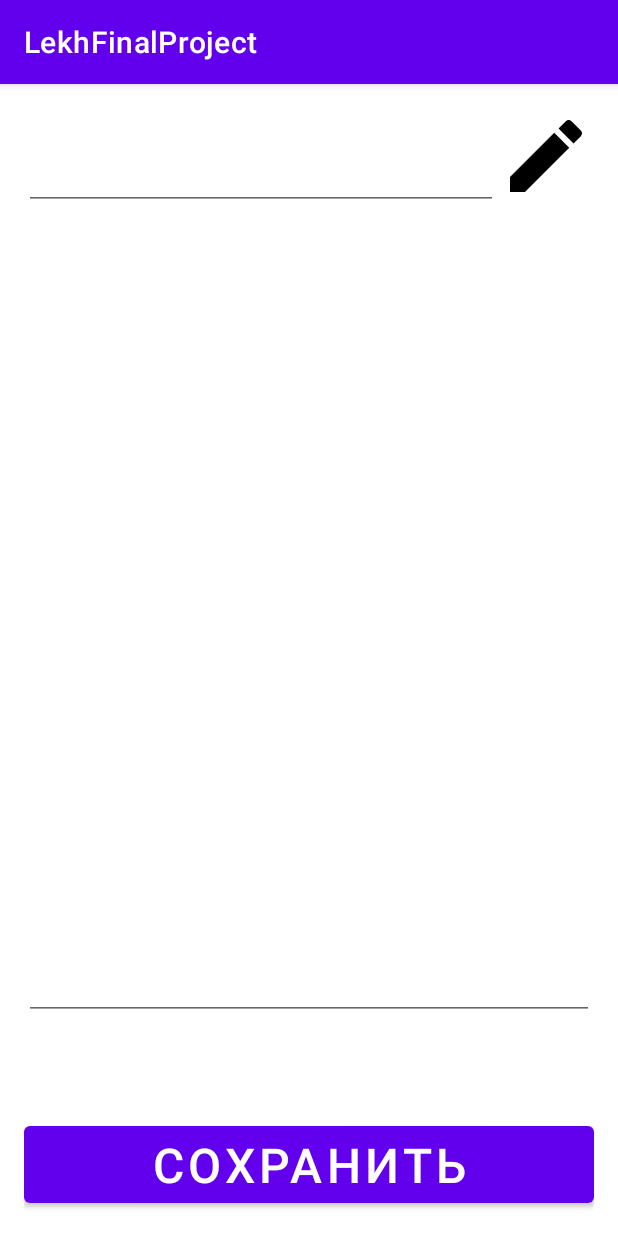
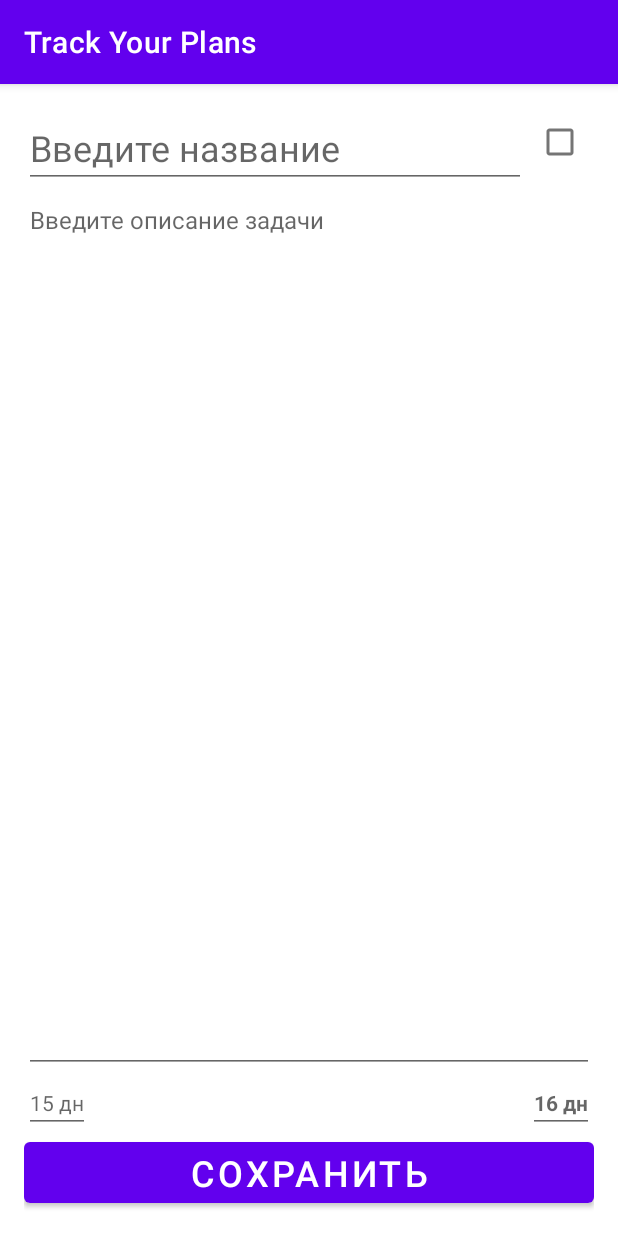
Before and after one commit to MargiLekh/LekhFinalProject, an Android app: the PlanningFragment screen opened through its navigation route, on a phone screen of 412 x 824 dp. Run offline under Robolectric (Android 15) with nearby library versions, the phone set to English and light mode, and no system bars; our stand-ins replace Room's generated code; libraries missing offline, so code that uses them is left out: by.kirich1409.viewbindingdelegate; 12 statements that could not run were skipped.

Commit message:
added navgraph

```diff
--- /dev/null
+++ b/app/src/main/java/com/example/lekhfinalproject/model/PlanningRepository.kt
@@ -0,0 +1,19 @@
+package com.example.lekhfinalproject.model
+
+import com.example.lekhfinalproject.data.Planning
+import com.example.lekhfinalproject.data.PlanningEntity
+import com.example.lekhfinalproject.model.database.PlanningDao
+
+class PlanningRepository(private val planningDao: PlanningDao) {
+    val planningList = planningDao.getAll()
+    suspend fun add(planning: Planning) {
+        val entity = PlanningEntity(
+            id = planning.title + planning.restTime,
+            title = planning.title,
+            description = planning.description,
+            restTime = planning.restTime,
+            deadlineTime = planning.deadlineTime
+        )
+        planningDao.insertPlanning(entity)
+    }
+}
--- /dev/null
+++ b/app/src/main/java/com/example/lekhfinalproject/model/database/AppDatabase.kt
@@ -0,0 +1,35 @@
+package com.example.lekhfinalproject.model.database
+
+import android.content.Context
+import androidx.room.Database
+import androidx.room.Room
+import androidx.room.RoomDatabase
+import com.example.lekhfinalproject.data.PlanningEntity
+
+@Database(entities = [PlanningEntity::class], version = 1)
+abstract class AppDatabase: RoomDatabase() {
+
+    abstract fun planningDao() : PlanningDao
+
+    companion object {
+        private var INSTANCE: AppDatabase? = null
+        private const val DATABASE_NAME = "course"
+
+        fun invoke(context: Context): AppDatabase {
+            if (INSTANCE == null) {
+                synchronized(AppDatabase::class) {
+                    INSTANCE = Room
+                        .databaseBuilder(
+                            context,
+                            AppDatabase::class.java,
+                            DATABASE_NAME
+                        ).build()
+                }
+            }
+
+            return INSTANCE!!
+        }
+
+        fun getDatabase() = INSTANCE
+    }
+}
--- /dev/null
+++ b/app/src/main/java/com/example/lekhfinalproject/model/database/PlanningDao.kt
@@ -0,0 +1,16 @@
+package com.example.lekhfinalproject.model.database
+
+import androidx.lifecycle.LiveData
+import androidx.room.Dao
+import androidx.room.Insert
+import androidx.room.OnConflictStrategy
+import androidx.room.Query
+import com.example.lekhfinalproject.data.PlanningEntity
+
+@Dao
+interface PlanningDao {
+    @Insert(onConflict = OnConflictStrategy.REPLACE)
+    suspend fun insertPlanning (planning: PlanningEntity)
+    @Query("SELECT * FROM planning")
+    fun getAll(): LiveData<List<PlanningEntity>>
+}
--- a/app/src/main/java/com/example/lekhfinalproject/presenter/MainActivity.kt
+++ b/app/src/main/java/com/example/lekhfinalproject/presenter/MainActivity.kt
@@ -3,10 +3,10 @@ package com.example.lekhfinalproject.presenter
 import android.os.Bundle
 import androidx.appcompat.app.AppCompatActivity
 import androidx.navigation.NavController
-import androidx.navigation.Navigation
 import androidx.navigation.fragment.NavHostFragment
 import androidx.navigation.fragment.findNavController
 import com.example.lekhfinalproject.R
+import com.example.lekhfinalproject.model.database.AppDatabase
 
 class MainActivity : AppCompatActivity() {
 
@@ -16,6 +16,7 @@ class MainActivity : AppCompatActivity() {
     override fun onCreate(savedInstanceState: Bundle?) {
         super.onCreate(savedInstanceState)
         setContentView(R.layout.activity_main)
+        AppDatabase.invoke(applicationContext)
         val navHostFragment =
             supportFragmentManager.findFragmentById(R.id.container) as NavHostFragment
         navHostFragment.findNavController().setGraph(R.navigation.planning_graph)
--- a/app/src/main/java/com/example/lekhfinalproject/presenter/PlanningFragment.kt
+++ b/app/src/main/java/com/example/lekhfinalproject/presenter/PlanningFragment.kt
@@ -17,6 +17,12 @@ class PlanningFragment : Fragment(R.layout.fragment_planning) {
 
     override fun onViewCreated(view: View, savedInstanceState: Bundle?) {
         super.onViewCreated(view, savedInstanceState)
+        //передает текст из аргсов
         binding.title.setText(args.planning?.title ?: "")
+        binding.description.setText(args.planning?.description ?: "")
+        binding.deadlineLabel.setText(R.string.dealine)
+        binding.deadline.setText(args.planning?.deadlineTime ?: "")
+        binding.timeToDeadlineLabel.setText(R.string.rest_time)
+        binding.timeToDeadline.setText(args.planning?.restTime ?: "")
     }
 }
--- a/app/src/main/java/com/example/lekhfinalproject/presenter/PlanningListFramgent.kt
+++ b/app/src/main/java/com/example/lekhfinalproject/presenter/PlanningListFramgent.kt
@@ -3,6 +3,8 @@ package com.example.lekhfinalproject.presenter
 import android.os.Bundle
 import android.view.View
 import androidx.fragment.app.Fragment
+import androidx.lifecycle.ViewModelProvider
+import androidx.navigation.findNavController
 import androidx.recyclerview.widget.StaggeredGridLayoutManager
 import by.kirich1409.viewbindingdelegate.viewBinding
 import com.example.lekhfinalproject.R
@@ -10,13 +12,31 @@ import com.example.lekhfinalproject.adapter.CustomRecyclerAdapter
 import com.example.lekhfinalproject.data.Planning
 import com.example.lekhfinalproject.databinding.FragmentPlanningListBinding
 
-class PlanningListFramgent: Fragment(R.layout.fragment_planning_list) {
+class PlanningListFramgent : Fragment(R.layout.fragment_planning_list) {
     private val binding: FragmentPlanningListBinding by viewBinding()
+    private val customRecyclerAdapter = CustomRecyclerAdapter(planningList)
+    //создали вьюмодель
+    private val viewModel: PlanningListViewModel by lazy {
+        ViewModelProvider(this).get(
+            PlanningListViewModel::class.java
+        )
+    }
 
     override fun onViewCreated(view: View, savedInstanceState: Bundle?) {
         super.onViewCreated(view, savedInstanceState)
-        binding.list.layoutManager = StaggeredGridLayoutManager(2, StaggeredGridLayoutManager.VERTICAL)
-        binding.list.adapter = CustomRecyclerAdapter(requireActivity().supportFragmentManager,planningList)
+        binding.list.layoutManager =
+            StaggeredGridLayoutManager(2, StaggeredGridLayoutManager.VERTICAL)
+        binding.list.adapter = customRecyclerAdapter
+
+
+        binding.addButton.setOnClickListener {
+            val action = PlanningListFramgentDirections.toAddPlanningItem()
+            view.findNavController().navigate(action)
+        }
+
+        viewModel.planningList.observe(viewLifecycleOwner) {
+            customRecyclerAdapter.updateList(it)
+        }
     }
 
     companion object {
@@ -25,7 +45,12 @@ class PlanningListFramgent: Fragment(R.layout.fragment_planning_list) {
             Planning("title2", "descr1 descr1", "16d", "15d"),
             Planning("title3", "descr1 descr1 descr1 descr1 descr1 descr1", "16d", "15d"),
             Planning("title4", "descr1 descr1 descr", "16d", "15d"),
-            Planning("title5", "descr1 descr1 descr1 descr1 descr1 descr1descr1 descr1", "16d", "15d"),
+            Planning(
+                "title5",
+                "descr1 descr1 descr1 descr1 descr1 descr1descr1 descr1",
+                "16d",
+                "15d"
+            ),
             Planning("title6", "descr1", "16d", "15d"),
             Planning("title7", "descr1descr1 descr1 descr1 descr1", "16d", "15d"),
             Planning("title8", "descr1 descr1descr1descr1 descr1descr1 descr1", "16d", "15d")
--- /dev/null
+++ b/app/src/main/java/com/example/lekhfinalproject/presenter/PlanningListViewModel.kt
@@ -0,0 +1,11 @@
+package com.example.lekhfinalproject.presenter
+
+import androidx.lifecycle.ViewModel
+import com.example.lekhfinalproject.model.PlanningRepository
+import com.example.lekhfinalproject.model.database.AppDatabase
+
+class PlanningListViewModel: ViewModel() {
+    private val database = AppDatabase.getDatabase()
+    private val repository = PlanningRepository(database!!.planningDao())
+    val planningList = repository.planningList
+}
--- a/app/src/main/res/drawable/ic_edit.xml
+++ b/app/src/main/res/drawable/ic_edit.xml
@@ -1,4 +1,4 @@
-<vector android:height="24dp" android:tint="#000000"
+<vector android:height="24dp" android:tint="#FF6200EE"
     android:viewportHeight="24" android:viewportWidth="24"
     android:width="24dp" xmlns:android="http://schemas.android.com/apk/res/android">
     <path android:fillColor="@android:color/white" android:pathData="M3,17.25V21h3.75L17.81,9.94l-3.75,-3.75L3,17.25zM20.71,7.04c0.39,-0.39 0.39,-1.02 0,-1.41l-2.34,-2.34c-0.39,-0.39 -1.02,-0.39 -1.41,0l-1.83,1.83 3.75,3.75 1.83,-1.83z"/>
--- a/app/src/main/res/drawable/ic_plus.xml
+++ b/app/src/main/res/drawable/ic_plus.xml
@@ -1,4 +1,4 @@
-<vector android:height="24dp" android:tint="#000000"
+<vector android:height="24dp" android:tint="#FF6200EE"
     android:viewportHeight="24" android:viewportWidth="24"
     android:width="24dp" xmlns:android="http://schemas.android.com/apk/res/android">
     <path android:fillColor="@android:color/white" android:pathData="M12,2C6.48,2 2,6.48 2,12s4.48,10 10,10 10,-4.48 10,-10S17.52,2 12,2zM17,13h-4v4h-2v-4L7,13v-2h4L11,7h2v4h4v2z"/>
--- a/app/src/main/res/layout/fragment_planning.xml
+++ b/app/src/main/res/layout/fragment_planning.xml
@@ -7,13 +7,10 @@
     android:layout_margin="8dp"
     android:padding="8dp">
 
-    <ImageButton
-        android:id="@+id/edit_btn"
-        android:layout_width="64dp"
-        android:layout_height="64dp"
-        android:background="@null"
-        android:scaleType="fitXY"
-        android:src="@drawable/ic_edit"
+    <CheckBox
+        android:id="@+id/checkbox"
+        android:layout_width="45dp"
+        android:layout_height="45dp"
         app:layout_constraintEnd_toEndOf="parent"
         app:layout_constraintTop_toTopOf="parent" />
 
@@ -21,12 +18,13 @@
         android:id="@+id/title"
         android:layout_width="0dp"
         android:layout_height="wrap_content"
-        android:textSize="32sp"
         android:layout_marginTop="8dp"
+        android:textSize="24sp"
+        android:hint="Введите название"
+        app:layout_constraintBottom_toBottomOf="@id/checkbox"
+        app:layout_constraintEnd_toStartOf="@id/checkbox"
         app:layout_constraintStart_toStartOf="parent"
         app:layout_constraintTop_toTopOf="parent"
-        app:layout_constraintEnd_toStartOf="@id/edit_btn"
-        app:layout_constraintBottom_toBottomOf="@id/edit_btn"
         tools:text="Заголовок" />
 
     <EditText
@@ -34,39 +32,61 @@
         android:layout_width="match_parent"
         android:layout_height="0dp"
         android:gravity="start"
-        android:textSize="24sp"
+        android:textSize="16sp"
+        android:hint="Введите описание задачи"
         app:layout_constraintBottom_toTopOf="@id/deadline"
         app:layout_constraintStart_toStartOf="parent"
         app:layout_constraintTop_toBottomOf="@id/title"
         tools:text="Описание" />
 
     <TextView
+        android:id="@+id/deadline_label"
+        android:layout_width="wrap_content"
+        android:layout_height="wrap_content"
+        android:textSize="16sp"
+        app:layout_constraintTop_toBottomOf="@id/description"
+        app:layout_constraintBottom_toTopOf="@id/save_btn"
+        app:layout_constraintStart_toStartOf="parent"
+        tools:text="@string/dealine" />
+
+    <EditText
         android:id="@+id/deadline"
         android:layout_width="wrap_content"
-        android:layout_height="wrap_content"
-        android:textSize="48sp"
+        android:layout_height="0dp"
+        android:textSize="14sp"
+        android:hint="15 дн"
         app:layout_constraintBottom_toTopOf="@id/save_btn"
-        app:layout_constraintStart_toStartOf="parent"
-        tools:text="Дедлайн: " />
+        app:layout_constraintStart_toEndOf="@id/deadline_label" />
 
     <TextView
+        android:id="@+id/time_to_deadline_label"
+        android:layout_width="wrap_content"
+        android:layout_height="wrap_content"
+        android:textSize="16sp"
+        android:textStyle="bold"
+        app:layout_constraintTop_toBottomOf="@id/description"
+        app:layout_constraintBottom_toTopOf="@id/save_btn"
+        app:layout_constraintEnd_toStartOf="@id/time_to_deadline"
+        tools:text="@string/rest_time" />
+
+    <EditText
         android:id="@+id/time_to_deadline"
         android:layout_width="wrap_content"
         android:layout_height="wrap_content"
-        android:textSize="48sp"
+        android:textSize="14sp"
+        android:textStyle="bold"
+        android:hint="16 дн"
         app:layout_constraintBottom_toTopOf="@id/save_btn"
-        app:layout_constraintEnd_toEndOf="parent"
-        tools:text="Осталось времени: " />
+        app:layout_constraintEnd_toEndOf="parent"/>
 
     <Button
         android:id="@+id/save_btn"
         android:layout_width="match_parent"
         android:layout_height="wrap_content"
-        android:textSize="32sp"
         android:text="@string/savebutton"
+        android:textSize="24sp"
         app:layout_constraintBottom_toBottomOf="parent"
         app:layout_constraintEnd_toEndOf="parent"
-        app:layout_constraintStart_toStartOf="parent"
-        />
+        app:layout_constraintStart_toStartOf="parent" />
 
 </androidx.constraintlayout.widget.ConstraintLayout>
--- a/app/src/main/res/layout/fragment_planning_list.xml
+++ b/app/src/main/res/layout/fragment_planning_list.xml
@@ -12,8 +12,8 @@
 
     <ImageButton
         android:id="@+id/add_button"
-        android:layout_width="64dp"
-        android:layout_height="64dp"
+        android:layout_width="45dp"
+        android:layout_height="45dp"
         android:layout_margin="16dp"
         android:background="@null"
         android:scaleType="fitXY"
--- a/app/src/main/res/values/strings.xml
+++ b/app/src/main/res/values/strings.xml
@@ -1,4 +1,6 @@
 <resources>
-    <string name="app_name">LekhFinalProject</string>
+    <string name="app_name">Track Your Plans</string>
     <string name="savebutton">Сохранить</string>
+    <string name="rest_time">Осталось времени:</string>
+    <string name="dealine">Дедлайн:</string>
 </resources>
```
Also changed, not shown: app/build.gradle (+8 -0 lines), app/src/main/java/com/example/lekhfinalproject/adapter/CustomRecyclerAdapter.kt (+31 -13 lines), app/src/main/java/com/example/lekhfinalproject/data/PlanningEntity.kt (added, +14 -0 lines).
